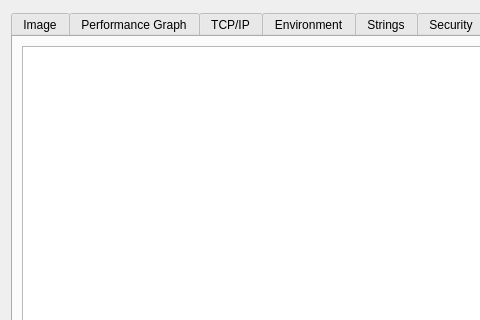
Above: ui/processdetails.ui from inspectC/linux-process-explorer before the change; both pictures show x 0 to 480 and y 0 to 320 of the 684 by 647 pixel window. Below: the same form after it.
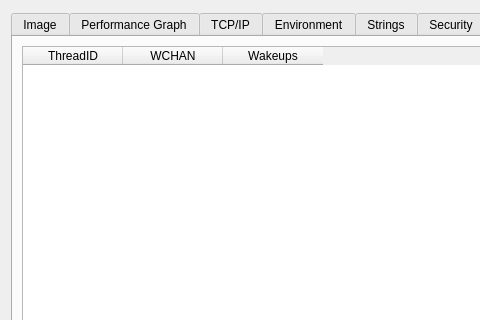
That is the form after the change. The open tabs and pages were chosen to show the change. Custom widgets are drawn as their Qt base class.

Commit message: reworked thread view

```diff
--- a/ui/processdetails.ui
+++ b/ui/processdetails.ui
@@ -667,7 +667,23 @@
       </attribute>
       <layout class="QVBoxLayout" name="verticalLayout_9">
        <item>
-        <widget class="QTextEdit" name="threadTextEdit"/>
+        <widget class="QTableWidget" name="threadsTableWidget">
+         <column>
+          <property name="text">
+           <string>ThreadID</string>
+          </property>
+         </column>
+         <column>
+          <property name="text">
+           <string>WCHAN</string>
+          </property>
+         </column>
+         <column>
+          <property name="text">
+           <string>Wakeups</string>
+          </property>
+         </column>
+        </widget>
        </item>
       </layout>
      </widget>
```
Left out of the diff: 2 changed lines with no effect on the pictures. The commit also changes 3 other files.
